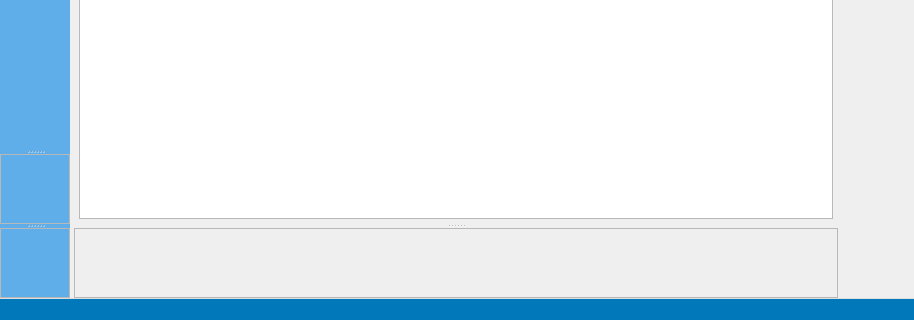
Qt form mainwindow.ui (merrillaldrich/compendia) before a commit; both pictures show x 0 to 914 and y 480 to 800 of the 1200 by 800 pixel window.
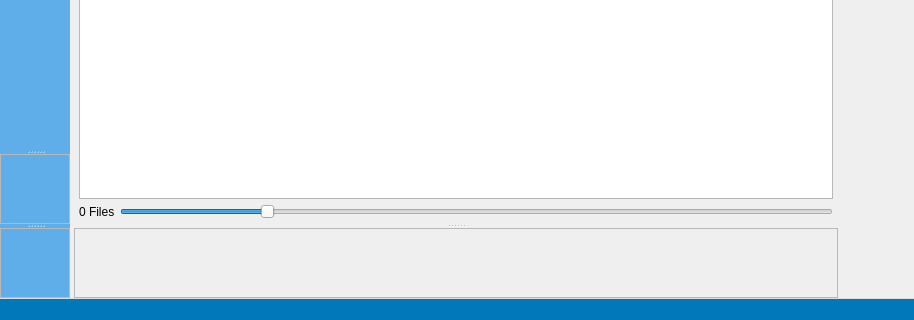
The same form after that commit. Custom widgets are drawn as their Qt base class.

Commit message: Add icon zoom control and file count label

Patch:
```diff
--- a/mainwindow.ui
+++ b/mainwindow.ui
@@ -263,6 +263,33 @@
               </property>
              </widget>
             </item>
+            <item>
+             <layout class="QHBoxLayout">
+              <item>
+               <widget class="QLabel" name="fileCountLabel">
+                <property name="text">
+                 <string>0 Files</string>
+                </property>
+               </widget>
+              </item>
+              <item>
+               <widget class="QSlider" name="iconZoomSlider">
+                <property name="minimum">
+                 <number>0</number>
+                </property>
+                <property name="maximum">
+                 <number>100</number>
+                </property>
+                <property name="value">
+                 <number>20</number>
+                </property>
+                <property name="orientation">
+                 <enum>Qt::Orientation::Horizontal</enum>
+                </property>
+               </widget>
+              </item>
+             </layout>
+            </item>
            </layout>
           </widget>
           <widget class="QScrollArea" name="fileListTagAssignmentScrollArea">
```
The commit also changes 2 other files.
